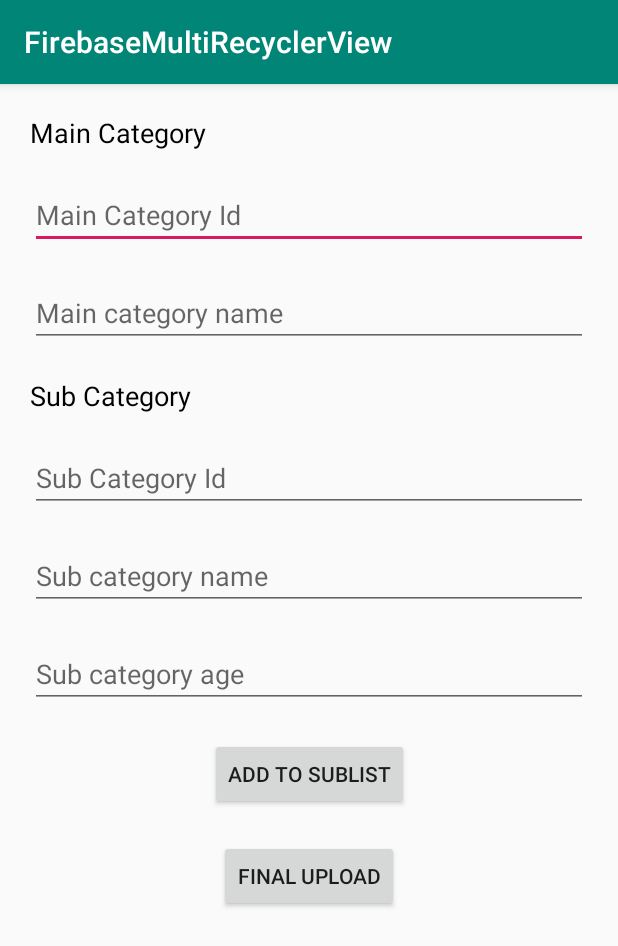
After one commit to DeepModiDev/FirebaseMultiRecyclerView, an Android app: the UploadActivity screen opened directly, with no data from a screen before it, on a phone screen of 412 x 824 dp. The commit adds this screen. Shown: the top 946 px of the screen. Run offline under Robolectric (Android 15) with nearby library versions, the phone set to English and light mode, and no system bars; our stand-ins replace Firebase (no records; nobody signed in at launch, a user with empty details on screens opened directly).

Commit message:
part 2 : onClick Part 3 : Add item

```diff
--- a/app/src/main/AndroidManifest.xml
+++ b/app/src/main/AndroidManifest.xml
@@ -11,7 +11,9 @@
         android:roundIcon="@mipmap/ic_launcher_round"
         android:supportsRtl="true"
         android:theme="@style/AppTheme">
-        <activity android:name=".SimpleDisplayActivity"></activity>
+        <activity android:name=".UploadActivity"></activity>
+        <activity android:name=".UploadDummyActivity" />
+        <activity android:name=".SimpleDisplayActivity" />
         <activity android:name=".MainActivity">
             <intent-filter>
                 <action android:name="android.intent.action.MAIN" />
--- /dev/null
+++ b/app/src/main/java/com/deepmodi/firebasemultirecyclerview/UploadActivity.java
@@ -0,0 +1,83 @@
+package com.deepmodi.firebasemultirecyclerview;
+
+import androidx.appcompat.app.AppCompatActivity;
+
+import android.os.Bundle;
+import android.view.View;
+import android.widget.Button;
+import android.widget.EditText;
+
+import com.deepmodi.firebasemultirecyclerview.Model.CategoryTwo;
+import com.deepmodi.firebasemultirecyclerview.Model.UploadItem;
+import com.google.firebase.database.DatabaseReference;
+import com.google.firebase.database.FirebaseDatabase;
+
+import java.util.ArrayList;
+
+public class UploadActivity extends AppCompatActivity {
+
+    EditText main_category_edit_id,main_category_edit_name;
+    EditText sub_category_edit_id,sub_category_edit_name,sub_category_edit_age;
+
+    Button btn_add_to_sublist,btn_final_upload;
+    DatabaseReference reference;
+    FirebaseDatabase database;
+
+    CategoryTwo categoryTwo;
+    UploadItem uploadItem;
+    ArrayList<CategoryTwo> categoryTwos =new ArrayList<>();
+
+
+
+    @Override
+    protected void onCreate(Bundle savedInstanceState) {
+        super.onCreate(savedInstanceState);
+        setContentView(R.layout.activity_upload);
+
+        main_category_edit_id = findViewById(R.id.edit_upload_category_id);
+        main_category_edit_name = findViewById(R.id.edit_upload_category_name);
+
+        sub_category_edit_id = findViewById(R.id.edit_upload_sub_category_id);
+        sub_category_edit_name = findViewById(R.id.edit_upload_sub_category_name);
+        sub_category_edit_age = findViewById(R.id.edit_upload_sub_category_age);
+
+        btn_final_upload = findViewById(R.id.btn_final_upload);
+        btn_add_to_sublist = findViewById(R.id.btn_add_to_subList);
+
+
+        //Firebase init
+        database = FirebaseDatabase.getInstance();
+        reference = database.getReference("Category");
+
+        btn_add_to_sublist.setOnClickListener(new View.OnClickListener() {
+            @Override
+            public void onClick(View v) {
+                if(!sub_category_edit_id.getText().toString().isEmpty()
+                    && !sub_category_edit_age.getText().toString().isEmpty()
+                        && !sub_category_edit_name.getText().toString().isEmpty()) {
+                    addToSubList(sub_category_edit_id.getText().toString(), sub_category_edit_name.getText().toString(), sub_category_edit_age.getText().toString());
+                }
+            }
+        });
+
+        btn_final_upload.setOnClickListener(new View.OnClickListener() {
+            @Override
+            public void onClick(View v) {
+                uploadItem = new UploadItem(main_category_edit_name.getText().toString()
+                        ,main_category_edit_id.getText().toString()
+                        ,categoryTwos);
+
+                reference.child(main_category_edit_id.getText().toString()).setValue(uploadItem);
+            }
+        });
+    }
+
+    private void addToSubList(String id,String name,String age)
+    {
+        categoryTwo = new CategoryTwo(name,id,age);
+        categoryTwos.add(categoryTwo);
+        sub_category_edit_id.setText("");
+        sub_category_edit_age.setText("");
+        sub_category_edit_name.setText("");
+    }
+}
--- /dev/null
+++ b/app/src/main/res/layout/activity_upload.xml
@@ -0,0 +1,107 @@
+<?xml version="1.0" encoding="utf-8"?>
+<androidx.constraintlayout.widget.ConstraintLayout
+    xmlns:android="http://schemas.android.com/apk/res/android"
+    xmlns:app="http://schemas.android.com/apk/res-auto"
+    xmlns:tools="http://schemas.android.com/tools"
+    android:layout_width="match_parent"
+    android:layout_height="match_parent"
+    tools:context=".UploadActivity">
+
+
+    <TextView
+        android:id="@+id/temp_text_main_category"
+        android:layout_width="match_parent"
+        android:layout_height="wrap_content"
+        android:layout_margin="20dp"
+        android:text="Main Category"
+        android:textSize="18sp"
+        android:textColor="#000"
+        app:layout_constraintEnd_toEndOf="parent"
+        app:layout_constraintStart_toStartOf="parent"
+        app:layout_constraintTop_toTopOf="parent" />
+
+    <EditText
+        android:id="@+id/edit_upload_category_id"
+        android:layout_width="match_parent"
+        android:layout_height="wrap_content"
+        android:layout_margin="20dp"
+        android:hint="Main Category Id"
+        app:layout_constraintEnd_toEndOf="parent"
+        app:layout_constraintStart_toStartOf="parent"
+        app:layout_constraintTop_toBottomOf="@+id/temp_text_main_category" />
+
+    <EditText
+        android:id="@+id/edit_upload_category_name"
+        android:layout_width="match_parent"
+        android:layout_height="wrap_content"
+        android:layout_margin="20dp"
+        android:hint="Main category name"
+        app:layout_constraintEnd_toEndOf="parent"
+        app:layout_constraintStart_toStartOf="parent"
+        app:layout_constraintTop_toBottomOf="@+id/edit_upload_category_id" />
+
+
+    <TextView
+        android:id="@+id/temp_text_sub_category"
+        android:layout_width="match_parent"
+        android:layout_height="wrap_content"
+        android:layout_margin="20dp"
+        android:text="Sub Category"
+        android:textColor="#000"
+        android:textSize="18sp"
+        app:layout_constraintEnd_toEndOf="parent"
+        app:layout_constraintStart_toStartOf="parent"
+        app:layout_constraintTop_toBottomOf="@+id/edit_upload_category_name" />
+
+
+    <EditText
+        android:id="@+id/edit_upload_sub_category_id"
+        android:layout_width="match_parent"
+        android:layout_height="wrap_content"
+        android:layout_margin="20dp"
+        android:hint="Sub Category Id"
+        app:layout_constraintEnd_toEndOf="parent"
+        app:layout_constraintStart_toStartOf="parent"
+        app:layout_constraintTop_toBottomOf="@+id/temp_text_sub_category" />
+
+    <EditText
+        android:id="@+id/edit_upload_sub_category_name"
+        android:layout_width="match_parent"
+        android:layout_height="wrap_content"
+        android:layout_margin="20dp"
+        android:hint="Sub category name"
+        app:layout_constraintEnd_toEndOf="parent"
+        app:layout_constraintStart_toStartOf="parent"
+        app:layout_constraintTop_toBottomOf="@+id/edit_upload_sub_category_id" />
+
+    <EditText
+        android:id="@+id/edit_upload_sub_category_age"
+        android:layout_width="match_parent"
+        android:layout_height="wrap_content"
+        android:layout_margin="20dp"
+        android:hint="Sub category age"
+        app:layout_constraintEnd_toEndOf="parent"
+        app:layout_constraintStart_toStartOf="parent"
+        app:layout_constraintTop_toBottomOf="@+id/edit_upload_sub_category_name" />
+
+    <Button
+        android:id="@+id/btn_add_to_subList"
+        android:layout_width="wrap_content"
+        android:layout_height="wrap_content"
+        android:text="Add to SubList"
+        android:layout_margin="20dp"
+        app:layout_constraintEnd_toEndOf="parent"
+        app:layout_constraintStart_toStartOf="parent"
+        app:layout_constraintTop_toBottomOf="@+id/edit_upload_sub_category_age" />
+
+    <Button
+        android:id="@+id/btn_final_upload"
+        android:layout_width="wrap_content"
+        android:layout_height="wrap_content"
+        android:text="Final Upload"
+        android:layout_margin="20dp"
+        app:layout_constraintEnd_toEndOf="parent"
+        app:layout_constraintStart_toStartOf="parent"
+        app:layout_constraintTop_toBottomOf="@+id/btn_add_to_subList" />
+
+</androidx.constraintlayout.widget.ConstraintLayout>
```
Also changed, not shown: app/src/main/java/com/deepmodi/firebasemultirecyclerview/MainActivity.java (+13 -1 lines), app/src/main/java/com/deepmodi/firebasemultirecyclerview/Model/UploadItem.java (added, +43 -0 lines), app/src/main/res/layout/activity_main.xml (+13 -0 lines).
